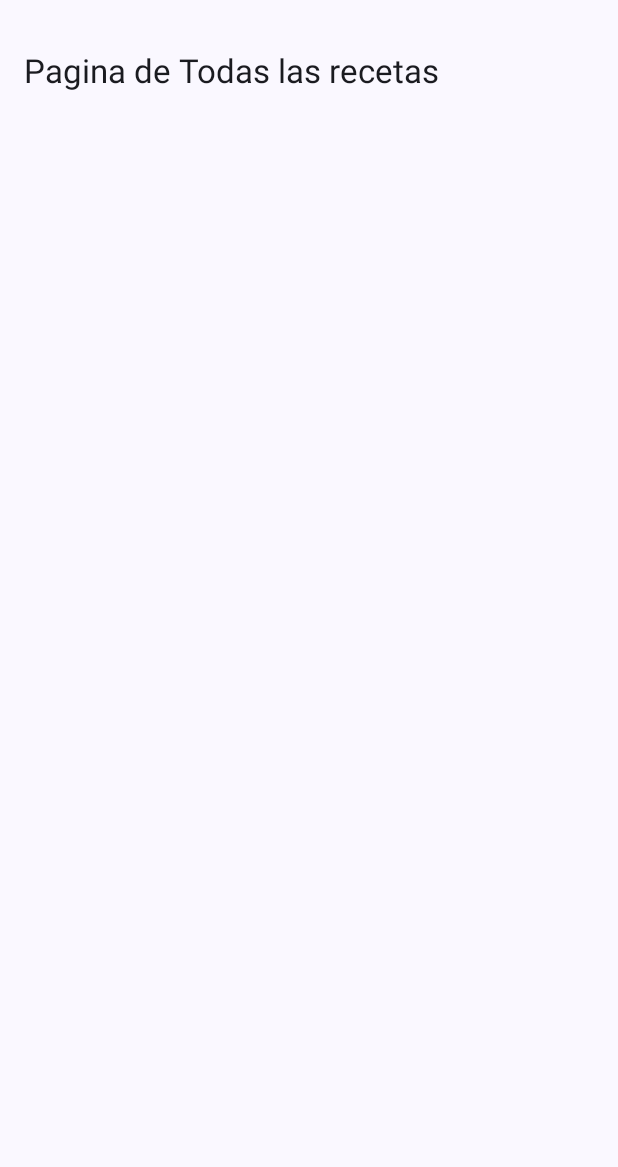
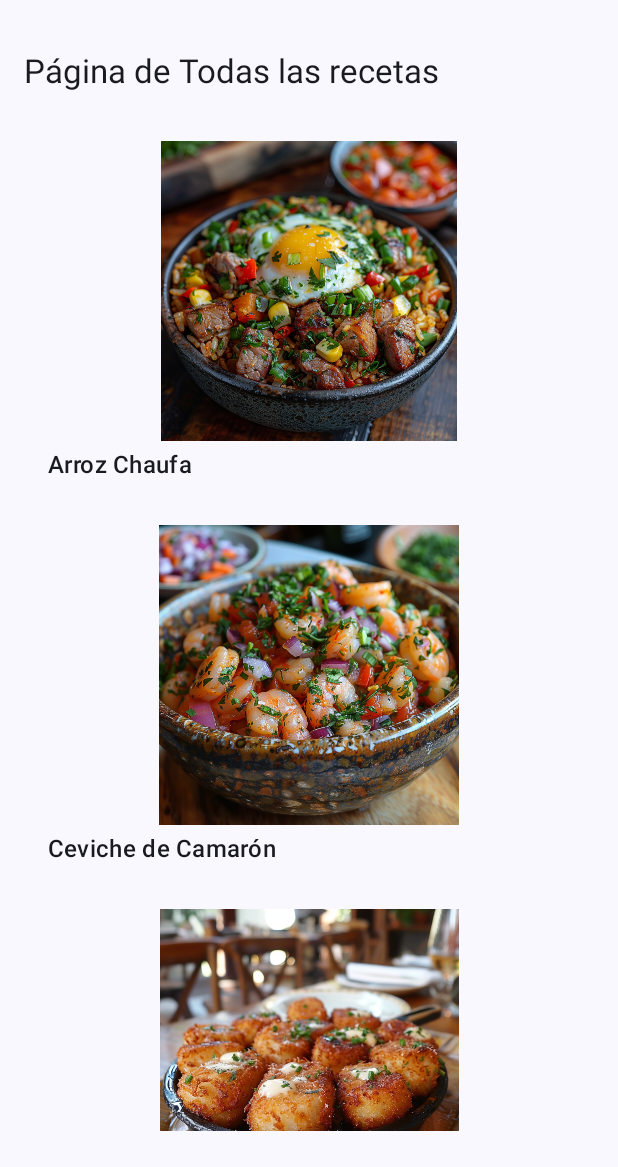
Before and after one commit to lucasandres1981/100WaysOfCooking, an Android app built with Jetpack Compose: the AllRecipesScreen screen opened through its navigation route, on a phone screen of 412 x 824 dp, the part 69-1236 px from its top. Run offline under Robolectric (Android 15) with nearby library versions, the phone set to English and light mode, and no system bars.

Commit message:
Agregada navegación al detalle de receta desde Home y desde pantalla de búsqueda. Añadidos botones de 'Añadir a favoritos' y 'Ver video' en pantalla de detalle - GM

```diff
--- a/app/src/main/java/com/example/waysofcooking/navigation/AppNavigation.kt
+++ b/app/src/main/java/com/example/waysofcooking/navigation/AppNavigation.kt
@@ -15,6 +15,8 @@ import com.example.waysofcooking.ui.screens.StoreScreen
 import com.example.waysofcooking.ui.screens.VideoScreen
 import com.example.waysofcooking.ui.screens.RecipeDetailScreen
 import com.example.waysofcooking.ui.screens.SettingsScreen
+import androidx.navigation.NavType
+import androidx.navigation.navArgument
 
 
 @Composable
@@ -25,9 +27,7 @@ fun AppNavigation(navController: NavHostController) {
         }
 
     // Bloque de navegacion
-        composable("home") {
-            HomeScreen(navController = navController)
-        }
+
         composable("login") {
             LoginScreen(navController = navController)
         }
@@ -53,8 +53,9 @@ fun AppNavigation(navController: NavHostController) {
         composable("store") {
             StoreScreen(navController = navController)
         }
-        composable("recipeDetail") {
-            RecipeDetailScreen(navController = navController)
+        composable("recipeDetail/{nombreId}") { backStackEntry ->
+            val nombreId = backStackEntry.arguments?.getString("nombreId")
+            RecipeDetailScreen(navController = navController, nombreId = nombreId)
         }
         composable("allRecipes") {
             AllRecipesScreen(navController = navController)
@@ -62,6 +63,13 @@ fun AppNavigation(navController: NavHostController) {
         composable("settings") {
             SettingsScreen(navController = navController)
         }
+        composable(
+            "recipe_detail/{nombreId}",
+            arguments = listOf(navArgument("nombreId") { type = NavType.StringType })
+        ) { backStackEntry ->
+            val nombreId = backStackEntry.arguments?.getString("nombreId")
+            RecipeDetailScreen(navController, nombreId)
+        }
 
     }
 
--- a/app/src/main/java/com/example/waysofcooking/ui/screens/AllRecipesScreen.kt
+++ b/app/src/main/java/com/example/waysofcooking/ui/screens/AllRecipesScreen.kt
@@ -20,7 +20,8 @@ import com.example.waysofcooking.R
 import androidx.navigation.NavHostController
 import com.example.waysofcooking.ui.components.MainScaffold
 import com.example.waysofcooking.ui.components.DrawerMenuContent
-
+import com.example.waysofcooking.data.RecetasDataSource
+import android.util.Log
 
 @Composable
 fun AllRecipesScreen(navController: NavHostController) {
@@ -38,16 +39,44 @@ fun AllRecipesScreen(navController: NavHostController) {
                 modifier = Modifier
                     .padding(innerPadding)
                     .fillMaxSize()
-                    .padding(16.dp) // ajustar este padding segun lo requerido no mas de 26 para que no quede muy grande
+                    .padding(16.dp)
             ) {
                 Text(
-                    text = "Pagina de Todas las recetas",
+                    text = "Página de Todas las recetas",
                     style = MaterialTheme.typography.titleLarge
                 )
 
                 Spacer(modifier = Modifier.height(16.dp))
 
-                // Aquí va el contenido específico de esta pantalla
+                val recetas = RecetasDataSource.recetas
+
+                LazyColumn(modifier = Modifier.padding(8.dp)) {
+                    items(recetas) { receta ->
+                        Column(
+                            modifier = Modifier
+                                .fillMaxWidth()
+                                .clickable {
+                                    Log.d("NAVIGATION", "Navegando a: recipeDetail/${receta.nombreId}")
+                                    navController.navigate("recipeDetail/${receta.nombreId}")
+                                }
+                                .padding(8.dp)
+                        ) {
+                            Image(
+                                painter = painterResource(id = receta.imagenResId),
+                                contentDescription = receta.nombre,
+                                modifier = Modifier
+                                    .fillMaxWidth()
+                                    .height(200.dp)
+                            )
+                            Spacer(modifier = Modifier.height(4.dp))
+                            Text(
+                                text = receta.nombre,
+                                style = MaterialTheme.typography.titleMedium
+                            )
+                        }
+                        Spacer(modifier = Modifier.height(12.dp))
+                    }
+                }
             }
         }
     )
--- a/app/src/main/java/com/example/waysofcooking/ui/screens/HomeScreen.kt
+++ b/app/src/main/java/com/example/waysofcooking/ui/screens/HomeScreen.kt
@@ -80,26 +80,25 @@ fun HomeScreen(navController: NavHostController) {
                     textAlign = TextAlign.Center
                 )
 
-                val recipeImages = RecetasDataSource.recetas.shuffled().take(6).map { it.imagenResId }
+                val recetasPopulares = RecetasDataSource.recetas.shuffled().take(36)
 
                 LazyVerticalGrid(
                     columns = GridCells.Fixed(2),
                     modifier = Modifier
                         .fillMaxWidth()
-                        //.height(240.dp)
                         .padding(horizontal = 16.dp),
                     verticalArrangement = Arrangement.spacedBy(12.dp),
                     horizontalArrangement = Arrangement.spacedBy(12.dp)
                 ) {
-                    items(recipeImages) { imageRes ->
+                    items(recetasPopulares) { receta ->
                         Image(
-                            painter = painterResource(id = imageRes),
-                            contentDescription = "Plato popular",
+                            painter = painterResource(id = receta.imagenResId),
+                            contentDescription = receta.nombre,
                             modifier = Modifier
                                 .fillMaxWidth()
-                                .aspectRatio(1f) // cuadrado
+                                .aspectRatio(1f)
                                 .clickable {
-                                    // Acción de navegación
+                                    navController.navigate("recipeDetail/${receta.nombreId}")
                                 },
                             contentScale = ContentScale.Crop
                         )
```
Also changed, not shown: app/src/main/java/com/example/waysofcooking/data/RecetasDataSource.kt (+30 -105 lines), app/src/main/java/com/example/waysofcooking/ui/screens/RecipeDetailScreen.kt (+85 -4 lines), app/src/main/java/com/example/waysofcooking/ui/screens/RecipeSearchScreen.kt (+20 -8 lines).
